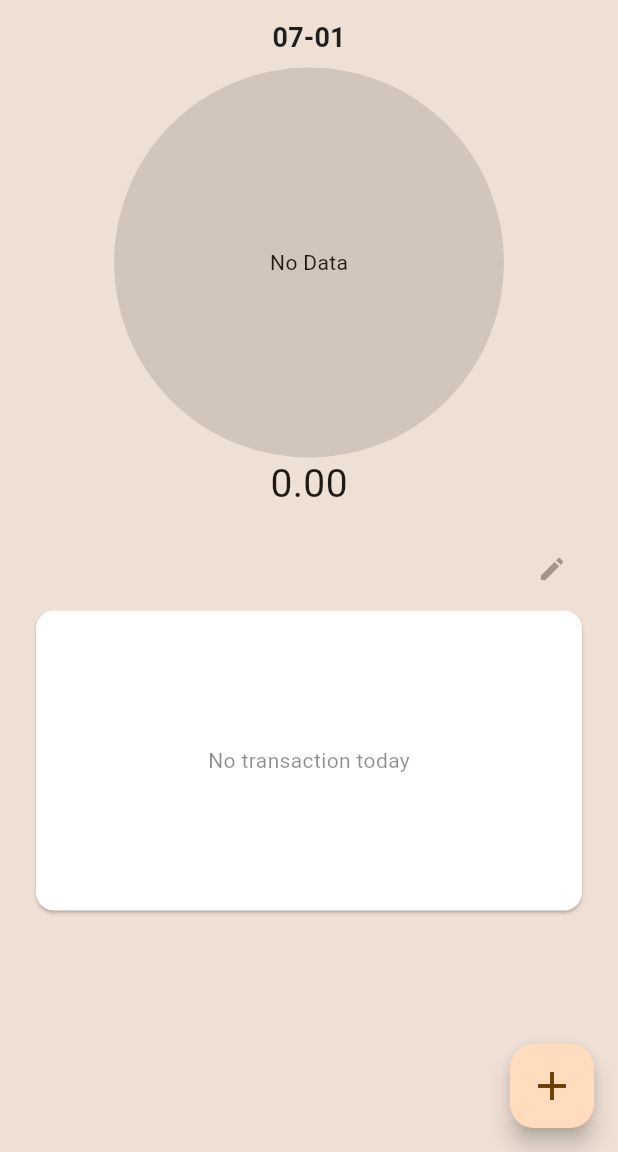
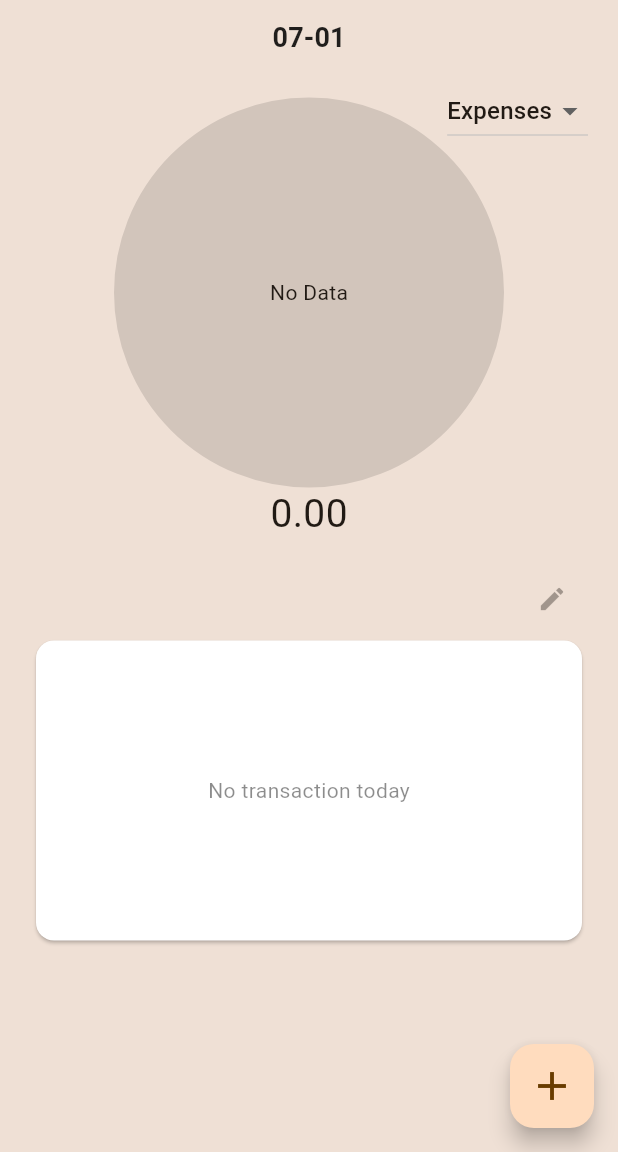
Before and after one commit to aidilrx04/duitgone2, a Flutter app: the screen it shows after launch, on a phone screen of 412 x 824 dp, the part 84-1236 px from its top. Run offline on Flutter 3.47's test engine with Material 3 defaults, Android fonts, the phone set to English and light mode, and no system bars; drawn by our look-alikes of fl_chart; our stand-ins replace permission_handler, shared_preferences; missing offline and left inert: dart:html.

Commit message:
feat(app): Enhance Transaction Chart
- Separate TransactionChart from Home widget
- Create ExpenseChart and IncomeChart
- Add dropdown button to view expense or income pie chart

```diff
--- a/lib/screens/home/home.dart
+++ b/lib/screens/home/home.dart
@@ -1,12 +1,12 @@
-import 'dart:math';
-
 import 'package:duitgone2/models/transaction.dart';
 import 'package:duitgone2/screens/add_record/add_record.dart';
 import 'package:duitgone2/screens/home/date_select_bar.dart';
 import 'package:duitgone2/screens/home/home_drawer.dart';
+import 'package:duitgone2/screens/home/transaction_chart.dart';
 import 'package:duitgone2/screens/home/transaction_list.dart';
-import 'package:fl_chart/fl_chart.dart';
 import 'package:flutter/material.dart';
+
+enum ChartType { ALL, EXPENSE, INCOME }
 
 class Home extends StatefulWidget {
   const Home({super.key});
@@ -72,18 +72,8 @@ class _HomeState extends State<Home> {
             });
           },
         ),
-        SizedBox(
-          height: 250,
-          width: double.infinity,
-          child: PieChart(
-            duration: Duration(milliseconds: 250),
-            PieChartData(
-              sections: transactions!.isNotEmpty
-                  ? _createSections(transactions!)
-                  : _createEmptyPieSection(),
-              centerSpaceRadius: 0,
-            ),
-          ),
+        TransactionChart(
+          transactions: transactions!,
         ),
         SizedBox(
           height: 4,
@@ -143,44 +133,6 @@ class _HomeState extends State<Home> {
         }),
       );
 
-  List<PieChartSectionData> _createSections(List<Transaction> transactions) {
-    const colors = [
-      Colors.red,
-      Colors.pink,
-      Colors.purple,
-      Colors.deepPurple,
-      Colors.indigo,
-      Colors.blue,
-      Colors.lightBlue,
-      Colors.cyan,
-      Colors.teal,
-      Colors.green,
-      Colors.lightGreen,
-      Colors.lime,
-      Colors.yellow,
-      Colors.amber,
-      Colors.orange,
-      Colors.deepOrange,
-      Colors.brown,
-      Colors.grey,
-      Colors.blueGrey,
-      Colors.black,
-      Colors.white,
-    ];
-
-    final groups = _groupTransactionByCategory(transactions);
-
-    return groups.entries.map((entry) {
-      return PieChartSectionData(
-        value: entry.value,
-        title: entry.key,
-        titlePositionPercentageOffset: 1,
-        color: colors[Random().nextInt(colors.length)],
-        radius: 100,
-      );
-    }).toList();
-  }
-
   void _addTransaction(Transaction transaction) {
     setState(() {
       transactions!.insert(0, transaction);
@@ -189,33 +141,4 @@ class _HomeState extends State<Home> {
       Transaction.save(transaction);
     });
   }
-
-  Map<String, double> _groupTransactionByCategory(
-    List<Transaction> transactions,
-  ) {
-    Map<String, double> group = {};
-
-    for (final trans in transactions) {
-      if (group[trans.category] != null) {
-        group[trans.category] = group[trans.category]! + trans.amount;
-        continue;
-      }
-
-      group[trans.category] = trans.amount;
-    }
-
-    return group;
-  }
-
-  List<PieChartSectionData> _createEmptyPieSection() {
-    return [
-      PieChartSectionData(
-        value: 100,
-        color: Colors.black12,
-        title: "No Data",
-        radius: 130,
-        titlePositionPercentageOffset: 0,
-      ),
-    ];
-  }
 }
--- /dev/null
+++ b/lib/screens/home/transaction_chart.dart
@@ -0,0 +1,179 @@
+import 'dart:math';
+import 'package:duitgone2/models/transaction.dart';
+import 'package:fl_chart/fl_chart.dart';
+import 'package:flutter/material.dart';
+
+class TransactionChart extends StatefulWidget {
+  const TransactionChart({super.key, required this.transactions});
+
+  final List<Transaction> transactions;
+
+  @override
+  State<TransactionChart> createState() => _TransactionChartState();
+}
+
+class _TransactionChartState extends State<TransactionChart> {
+  String currentChart = "Expenses";
+
+  @override
+  Widget build(BuildContext context) {
+    final chart = currentChart == "Expenses"
+        ? _createExpenseChart()
+        : _createIncomeChart();
+    return ConstrainedBox(
+      constraints: BoxConstraints(minHeight: 250, maxWidth: double.infinity),
+      child: Stack(
+        children: [
+          Column(
+            children: [
+              SizedBox(
+                height: 20,
+              ),
+              SizedBox(
+                height: 250,
+                child: chart,
+              ),
+            ],
+          ),
+          Align(
+            alignment: Alignment.topRight,
+            child: Padding(
+              padding: EdgeInsets.symmetric(horizontal: 20),
+              child: DropdownButton(
+                items: [
+                  DropdownMenuItem(
+                    value: "Expenses",
+                    child: Text("Expenses"),
+                  ),
+                  DropdownMenuItem(
+                    value: "Income",
+                    child: Text("Income"),
+                  ),
+                ],
+                onChanged: (value) {
+                  setState(() {
+                    currentChart = value as String;
+                  });
+                },
+                value: currentChart,
+                focusColor: Colors.transparent,
+              ),
+            ),
+          )
+        ],
+      ),
+    );
+  }
+
+  PieChart _createExpenseChart() {
+    return PieChart(
+      duration: Duration(milliseconds: 250),
+      PieChartData(
+        startDegreeOffset: 270,
+        sections: widget.transactions.isNotEmpty
+            ? _createSections(widget.transactions
+                .where(
+                (element) => element.amount < 0,
+              )
+                .map((element) {
+                return Transaction(
+                  amount: element.amount.abs(),
+                  category: element.category,
+                  date: element.date,
+                );
+              }).toList())
+            : _createEmptyPieSection(),
+        centerSpaceRadius: 0,
+      ),
+    );
+  }
+
+  Map<String, double> _groupTransactionByCategory(
+    List<Transaction> transactions,
+  ) {
+    Map<String, double> group = {};
+
+    for (final trans in transactions) {
+      if (group[trans.category] != null) {
+        group[trans.category] = group[trans.category]! + trans.amount;
+        continue;
+      }
+
+      group[trans.category] = trans.amount;
+    }
+
+    return group;
+  }
+
+  List<PieChartSectionData> _createSections(List<Transaction> transactions) {
+    const colors = [
+      Colors.red,
+      Colors.pink,
+      Colors.purple,
+      Colors.deepPurple,
+      Colors.indigo,
+      Colors.blue,
+      Colors.lightBlue,
+      Colors.cyan,
+      Colors.teal,
+      Colors.green,
+      Colors.lightGreen,
+      Colors.lime,
+      Colors.yellow,
+      Colors.amber,
+      Colors.orange,
+      Colors.deepOrange,
+      Colors.brown,
+      Colors.grey,
+      Colors.blueGrey,
+    ];
+
+    // sort by largest
+
+    var groups = _groupTransactionByCategory(transactions);
+    final sorted = groups.entries.toList();
+    sorted.sort((a, b) {
+      return (b.value - a.value).toInt();
+    });
+
+    groups.clear();
+    for (final entry in sorted) {
+      groups[entry.key] = entry.value;
+    }
+
+    return groups.entries.map((entry) {
+      return PieChartSectionData(
+        value: entry.value,
+        title: entry.key,
+        titlePositionPercentageOffset: 1,
+        color: colors[Random().nextInt(colors.length)],
+        radius: 100,
+      );
+    }).toList();
+  }
+
+  List<PieChartSectionData> _createEmptyPieSection() {
+    return [
+      PieChartSectionData(
+        value: 100,
+        color: Colors.black12,
+        title: "No Data",
+        radius: 130,
+        titlePositionPercentageOffset: 0,
+      ),
+    ];
+  }
+
+  PieChart _createIncomeChart() {
+    return PieChart(
+        duration: Duration(milliseconds: 250),
+        PieChartData(
+            startDegreeOffset: 270,
+            centerSpaceRadius: 0,
+            sections: widget.transactions.isNotEmpty
+                ? _createSections(widget.transactions
+                    .where((element) => element.amount > 0)
+                    .toList())
+                : _createEmptyPieSection()));
+  }
+}
```
